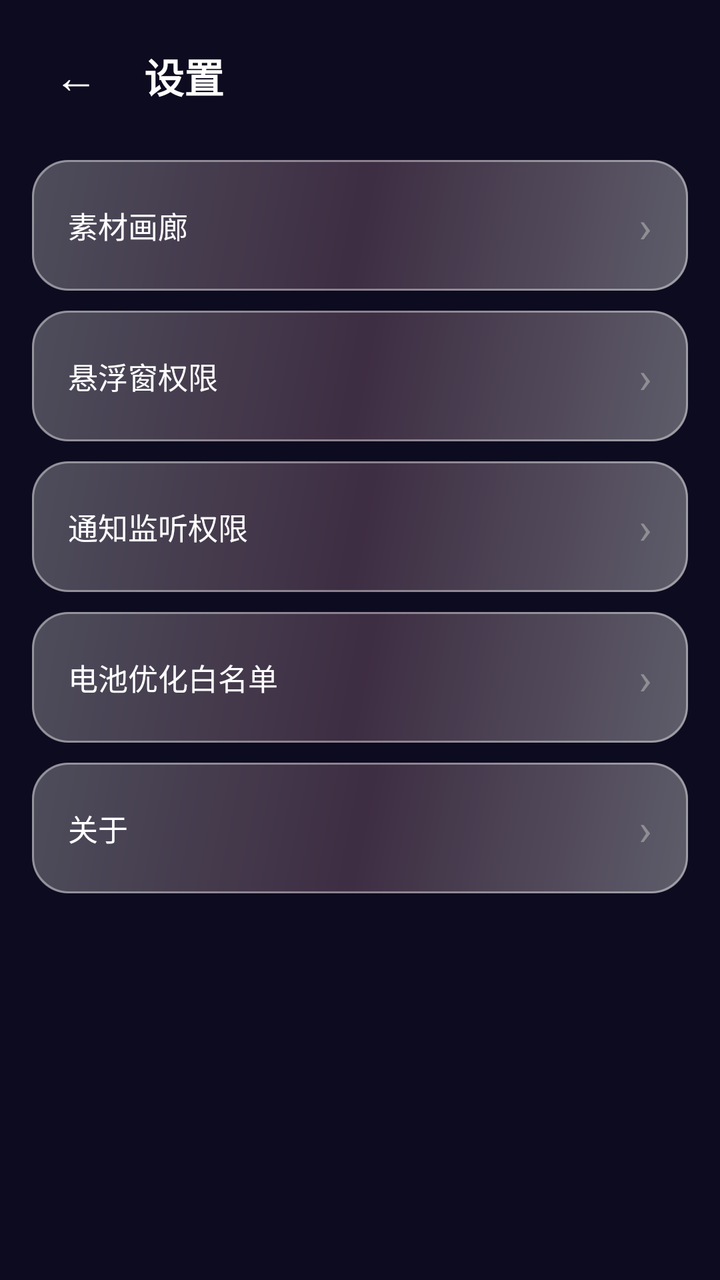
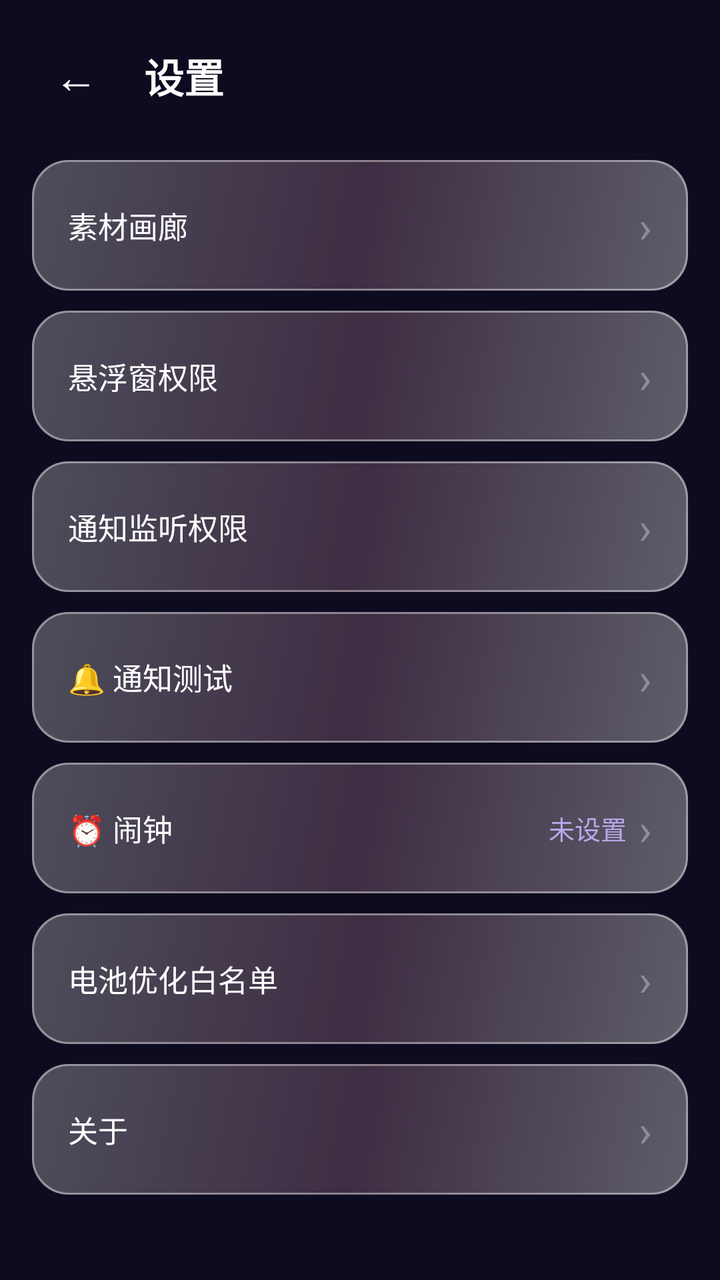

The first picture is an Android layout as it rendered before a commit; the second is the same layout after the commit. The layout source and the unified diff follow.
<!-- AndroidManifest.xml: application theme Theme.MusicPro -->
<!-- res/layout/activity_settings.xml -->
<?xml version="1.0" encoding="utf-8"?>
<FrameLayout xmlns:android="http://schemas.android.com/apk/res/android"
    android:layout_width="match_parent" android:layout_height="match_parent"
    android:background="#0D0B1F">
    <ScrollView android:layout_width="match_parent" android:layout_height="match_parent"
        android:scrollbars="none">
        <LinearLayout android:layout_width="match_parent" android:layout_height="wrap_content"
            android:orientation="vertical" android:padding="16dp">
            <LinearLayout android:layout_width="match_parent" android:layout_height="wrap_content"
                android:orientation="horizontal" android:gravity="center_vertical">
                <TextView android:id="@+id/btnBack"
                    android:layout_width="44dp" android:layout_height="44dp"
                    android:text="←" android:textSize="22sp" android:textColor="#FFFFFF"
                    android:gravity="center"/>
                <TextView android:layout_width="0dp" android:layout_height="wrap_content"
                    android:layout_weight="1" android:layout_marginLeft="12dp"
                    android:text="设置" android:textColor="#FFFFFF"
                    android:textSize="20sp" android:textStyle="bold"/>
            </LinearLayout>

            <LinearLayout android:id="@+id/btnGallery"
                android:layout_width="match_parent" android:layout_height="wrap_content"
                android:orientation="horizontal" android:padding="18dp"
                android:layout_marginTop="20dp" android:background="@drawable/card_bg"
                android:gravity="center_vertical">
                <TextView android:layout_width="0dp" android:layout_height="wrap_content"
                    android:layout_weight="1" android:text="素材画廊"
                    android:textColor="#FFFFFF" android:textSize="15sp"/>
                <TextView android:layout_width="wrap_content" android:layout_height="wrap_content"
                    android:text="›" android:textColor="#8E8E93" android:textSize="22sp"/>
            </LinearLayout>

            <LinearLayout android:id="@+id/btnOverlay"
                android:layout_width="match_parent" android:layout_height="wrap_content"
                android:orientation="horizontal" android:padding="18dp"
                android:layout_marginTop="10dp" android:background="@drawable/card_bg"
                android:gravity="center_vertical">
                <TextView android:layout_width="0dp" android:layout_height="wrap_content"
                    android:layout_weight="1" android:text="悬浮窗权限"
                    android:textColor="#FFFFFF" android:textSize="15sp"/>
                <TextView android:layout_width="wrap_content" android:layout_height="wrap_content"
                    android:text="›" android:textColor="#8E8E93" android:textSize="22sp"/>
            </LinearLayout>

            <LinearLayout android:id="@+id/btnNotif"
                android:layout_width="match_parent" android:layout_height="wrap_content"
                android:orientation="horizontal" android:padding="18dp"
                android:layout_marginTop="10dp" android:background="@drawable/card_bg"
                android:gravity="center_vertical">
                <TextView android:layout_width="0dp" android:layout_height="wrap_content"
                    android:layout_weight="1" android:text="通知监听权限"
                    android:textColor="#FFFFFF" android:textSize="15sp"/>
                <TextView android:layout_width="wrap_content" android:layout_height="wrap_content"
                    android:text="›" android:textColor="#8E8E93" android:textSize="22sp"/>
            </LinearLayout>

            <LinearLayout android:id="@+id/btnBattery"
                android:layout_width="match_parent" android:layout_height="wrap_content"
                android:orientation="horizontal" android:padding="18dp"
                android:layout_marginTop="10dp" android:background="@drawable/card_bg"
                android:gravity="center_vertical">
                <TextView android:layout_width="0dp" android:layout_height="wrap_content"
                    android:layout_weight="1" android:text="电池优化白名单"
                    android:textColor="#FFFFFF" android:textSize="15sp"/>
                <TextView android:layout_width="wrap_content" android:layout_height="wrap_content"
                    android:text="›" android:textColor="#8E8E93" android:textSize="22sp"/>
            </LinearLayout>

            <LinearLayout android:id="@+id/btnAbout"
                android:layout_width="match_parent" android:layout_height="wrap_content"
                android:orientation="horizontal" android:padding="18dp"
                android:layout_marginTop="10dp" android:background="@drawable/card_bg"
                android:gravity="center_vertical">
                <TextView android:layout_width="0dp" android:layout_height="wrap_content"
                    android:layout_weight="1" android:text="关于"
                    android:textColor="#FFFFFF" android:textSize="15sp"/>
                <TextView android:layout_width="wrap_content" android:layout_height="wrap_content"
                    android:text="›" android:textColor="#8E8E93" android:textSize="22sp"/>
            </LinearLayout>
        </LinearLayout>
    </ScrollView>
</FrameLayout>
<!-- resources referenced by this layout -->
<resources>
  <!-- drawable card_bg (drawable) -->
  <?xml version="1.0" encoding="utf-8"?>
  <layer-list xmlns:android="http://schemas.android.com/apk/res/android">
      <item>
          <shape>
              <corners android:radius="18dp"/>
              <gradient android:angle="135"
                  android:startColor="#55FFFFFF"
                  android:centerColor="#33FFB6D0"
                  android:endColor="#44FFFFFF"/>
          </shape>
      </item>
      <item>
          <shape>
              <corners android:radius="18dp"/>
              <stroke android:width="1dp" android:color="#66FFFFFF"/>
          </shape>
      </item>
  </layer-list>
  <style name="Theme.MusicPro" parent="Theme.MaterialComponents.DayNight.NoActionBar">
          <item name="colorPrimary">@color/primary</item>
          <item name="android:statusBarColor">@android:color/transparent</item>
          <item name="android:navigationBarColor">@android:color/transparent</item>
          <item name="android:windowLightStatusBar">false</item>
      </style>
  <color name="primary">#6750A4</color>
</resources>

<!-- the commit's change to res/layout/activity_settings.xml (unified diff, before → after) -->
@@ -54,6 +54,34 @@
                     android:text="›" android:textColor="#8E8E93" android:textSize="22sp"/>
             </LinearLayout>
 
+            <LinearLayout android:id="@+id/btnNotifTest"
+                android:layout_width="match_parent" android:layout_height="wrap_content"
+                android:orientation="horizontal" android:padding="18dp"
+                android:layout_marginTop="10dp" android:background="@drawable/card_bg"
+                android:gravity="center_vertical">
+                <TextView android:layout_width="0dp" android:layout_height="wrap_content"
+                    android:layout_weight="1" android:text="🔔 通知测试"
+                    android:textColor="#FFFFFF" android:textSize="15sp"/>
+                <TextView android:layout_width="wrap_content" android:layout_height="wrap_content"
+                    android:text="›" android:textColor="#8E8E93" android:textSize="22sp"/>
+            </LinearLayout>
+
+            <LinearLayout android:id="@+id/btnAlarm"
+                android:layout_width="match_parent" android:layout_height="wrap_content"
+                android:orientation="horizontal" android:padding="18dp"
+                android:layout_marginTop="10dp" android:background="@drawable/card_bg"
+                android:gravity="center_vertical">
+                <TextView android:layout_width="0dp" android:layout_height="wrap_content"
+                    android:layout_weight="1" android:text="⏰ 闹钟"
+                    android:textColor="#FFFFFF" android:textSize="15sp"/>
+                <TextView android:id="@+id/tvAlarmText"
+                    android:layout_width="wrap_content" android:layout_height="wrap_content"
+                    android:text="未设置" android:textColor="#B8A8E8" android:textSize="13sp"/>
+                <TextView android:layout_width="wrap_content" android:layout_height="wrap_content"
+                    android:layout_marginLeft="6dp"
+                    android:text="›" android:textColor="#8E8E93" android:textSize="22sp"/>
+            </LinearLayout>
+
             <LinearLayout android:id="@+id/btnBattery"
                 android:layout_width="match_parent" android:layout_height="wrap_content"
                 android:orientation="horizontal" android:padding="18dp"
